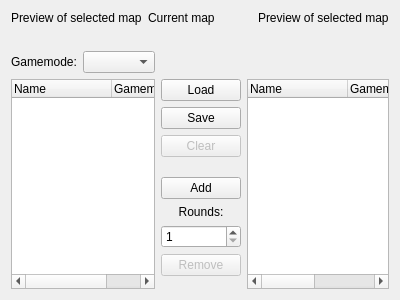
The window that client/bf4/MapListWidget.ui (OpenRcon/OpenRcon) describes before a commit, drawn with Qt 5.
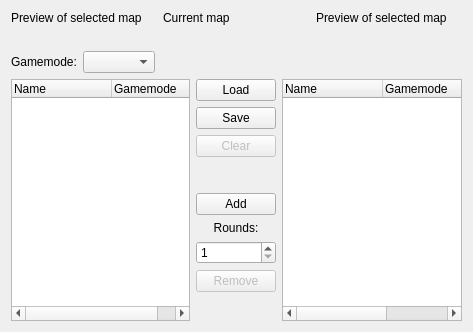
The same window after the commit. Icons and pictures are not drawn. Custom widgets are drawn as their Qt base class.

Patch:
```diff
--- a/client/bf4/MapListWidget.ui
+++ b/client/bf4/MapListWidget.ui
@@ -6,8 +6,8 @@
    <rect>
     <x>0</x>
     <y>0</y>
-    <width>400</width>
-    <height>300</height>
+    <width>473</width>
+    <height>332</height>
    </rect>
   </property>
   <layout class="QGridLayout" name="gridLayout">
```
Left out of the diff: 5 changed lines with no effect on the pictures.
